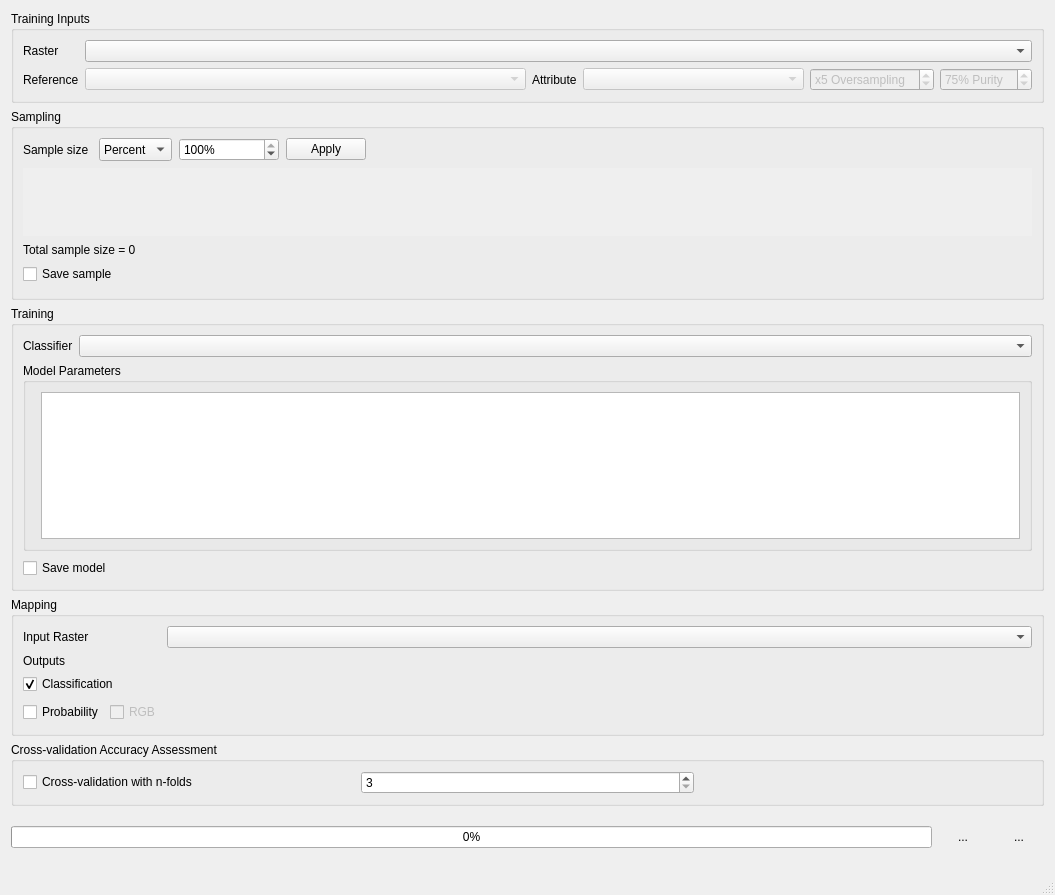
First picture: the form in enmapbox/coreapps/enmapboxapplications/classificationapp/ui/main.ui, repository jakimowb/enmapbox_testmigration2, before the edit.
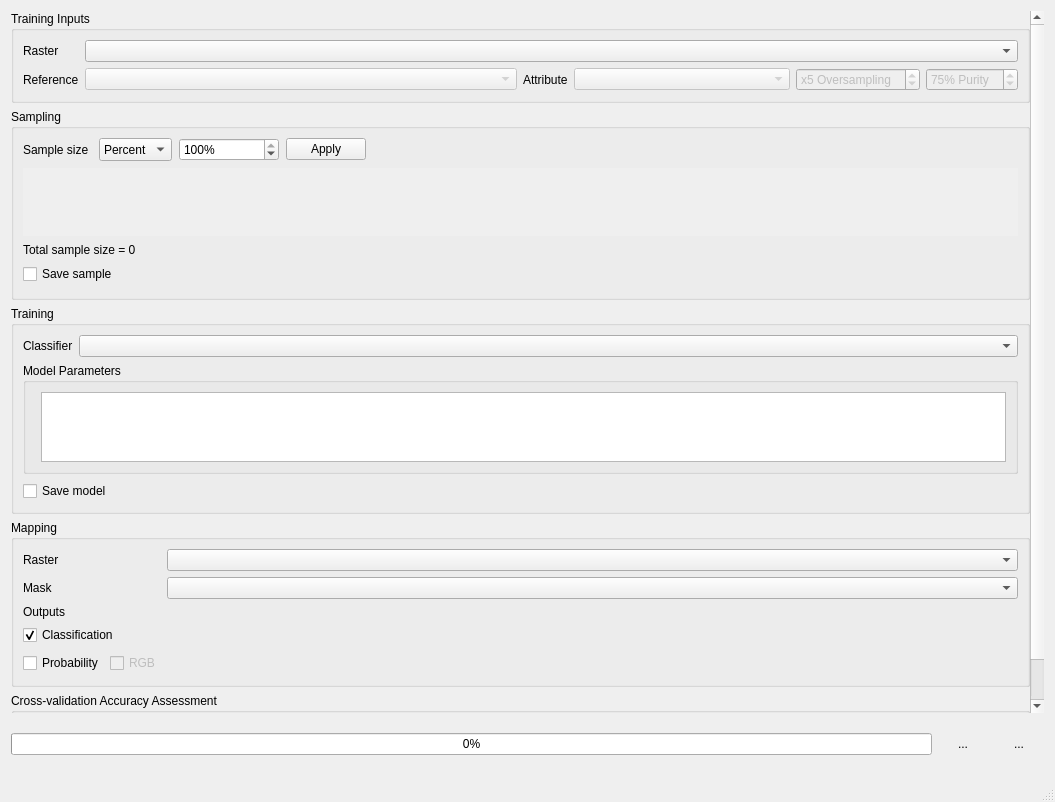
Second picture: the form after the edit. Icons and pictures are not drawn. Custom widgets are drawn as their Qt base class.

Commit message: resolved #297 added mask for prediction

What changed in the file:
```diff
--- a/enmapbox/coreapps/enmapboxapplications/classificationapp/ui/main.ui
+++ b/enmapbox/coreapps/enmapboxapplications/classificationapp/ui/main.ui
@@ -7,7 +7,7 @@
     <x>0</x>
     <y>0</y>
     <width>1055</width>
-    <height>895</height>
+    <height>802</height>
    </rect>
   </property>
   <property name="sizePolicy">
@@ -49,8 +49,8 @@
         <rect>
          <x>0</x>
          <y>0</y>
-         <width>1012</width>
-         <height>771</height>
+         <width>1016</width>
+         <height>702</height>
         </rect>
        </property>
        <layout class="QVBoxLayout" name="verticalLayout_2" stretch="0,0,1,0,0">
@@ -393,8 +393,8 @@
                <rect>
                 <x>0</x>
                 <y>0</y>
-                <width>988</width>
-                <height>85</height>
+                <width>996</width>
+                <height>69</height>
                </rect>
               </property>
               <layout class="QVBoxLayout" name="verticalLayout_3">
@@ -549,8 +549,8 @@
                  <string>&lt;!DOCTYPE HTML PUBLIC &quot;-//W3C//DTD HTML 4.0//EN&quot; &quot;http://www.w3.org/TR/REC-html40/strict.dtd&quot;&gt;
 &lt;html&gt;&lt;head&gt;&lt;meta name=&quot;qrichtext&quot; content=&quot;1&quot; /&gt;&lt;style type=&quot;text/css&quot;&gt;
 p, li { white-space: pre-wrap; }
-&lt;/style&gt;&lt;/head&gt;&lt;body style=&quot; font-family:'MS Shell Dlg 2'; font-size:7.8pt; font-weight:400; font-style:normal;&quot;&gt;
-&lt;p style=&quot;-qt-paragraph-type:empty; margin-top:0px; margin-bottom:0px; margin-left:0px; margin-right:0px; -qt-block-indent:0; text-indent:0px;&quot;&gt;&lt;br /&gt;&lt;/p&gt;&lt;/body&gt;&lt;/html&gt;</string>
+&lt;/style&gt;&lt;/head&gt;&lt;body style=&quot; font-family:'MS Shell Dlg 2'; font-size:8.25pt; font-weight:400; font-style:normal;&quot;&gt;
+&lt;p style=&quot;-qt-paragraph-type:empty; margin-top:0px; margin-bottom:0px; margin-left:0px; margin-right:0px; -qt-block-indent:0; text-indent:0px; font-size:7.8pt;&quot;&gt;&lt;br /&gt;&lt;/p&gt;&lt;/body&gt;&lt;/html&gt;</string>
                 </property>
                </widget>
               </item>
@@ -606,7 +606,7 @@
              </property>
             </widget>
            </item>
-           <item row="2" column="0">
+           <item row="3" column="0">
             <widget class="QCheckBox" name="checkBox_4">
              <property name="text">
               <string>Classification</string>
@@ -616,7 +616,7 @@
              </property>
             </widget>
            </item>
-           <item row="2" column="1">
+           <item row="3" column="1">
             <widget class="QgsFileWidget" name="uiClassificationFilename_">
              <property name="minimumSize">
               <size>
@@ -629,7 +629,7 @@
              </property>
             </widget>
            </item>
-           <item row="3" column="0">
+           <item row="4" column="0">
             <layout class="QHBoxLayout" name="horizontalLayout_4">
              <item>
               <widget class="QCheckBox" name="checkBox_5">
@@ -650,7 +650,7 @@
              </item>
             </layout>
            </item>
-           <item row="3" column="1">
+           <item row="4" column="1">
             <widget class="QgsFileWidget" name="uiProbabilityFilename_">
              <property name="enabled">
               <bool>false</bool>
@@ -669,17 +669,40 @@
            <item row="0" column="0">
             <widget class="QLabel" name="label_2">
              <property name="text">
-              <string>Input Raster</string>
+              <string>Raster</string>
              </property>
             </widget>
            </item>
-           <item row="1" column="0">
+           <item row="2" column="0">
             <widget class="QLabel" name="label_3">
              <property name="text">
               <string>Outputs</string>
              </property>
             </widget>
            </item>
+           <item row="1" column="0">
+            <widget class="QLabel" name="label_15">
+             <property name="text">
+              <string>Mask</string>
+             </property>
+             <property name="textFormat">
+              <enum>Qt::AutoText</enum>
+             </property>
+            </widget>
+           </item>
+           <item row="1" column="1">
+            <widget class="QgsMapLayerComboBox" name="uiMask_">
+             <property name="enabled">
+              <bool>true</bool>
+             </property>
+             <property name="currentIndex">
+              <number>-1</number>
+             </property>
+             <property name="allowEmptyLayer">
+              <bool>true</bool>
+             </property>
+            </widget>
+           </item>
           </layout>
          </widget>
         </item>
```
Left out of the diff: 2 changed lines with no effect on the pictures. The commit also changes 2 other files.
